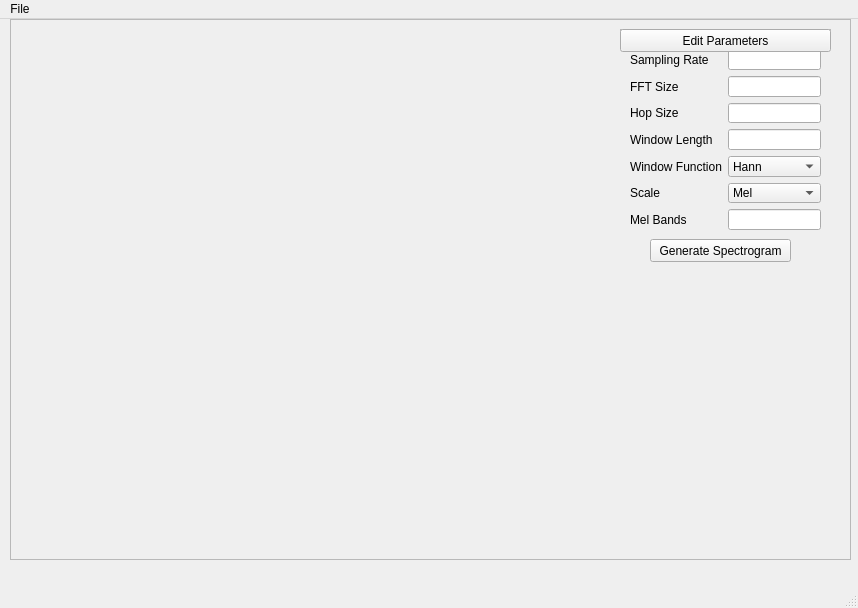
Above: spec-shower-ui.ui from Kuwisu/SRS-2024 before the change. Below: the same form after it.
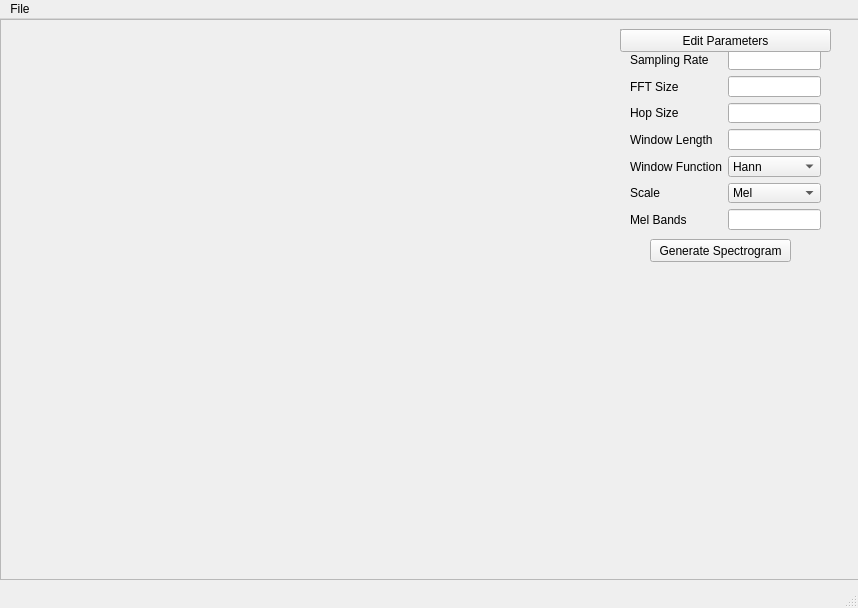
That is the form after the change.

Commit message: Implemented resetting the screen

Patch:
```diff
--- a/spec-shower-ui.ui
+++ b/spec-shower-ui.ui
@@ -17,10 +17,10 @@
    <widget class="QFrame" name="specFrame">
     <property name="geometry">
      <rect>
-      <x>10</x>
+      <x>0</x>
       <y>0</y>
-      <width>841</width>
-      <height>541</height>
+      <width>871</width>
+      <height>561</height>
      </rect>
     </property>
     <property name="frameShape">
```
Left out of the diff: 4 changed lines with no effect on the pictures. The commit also changes 1 other file.
